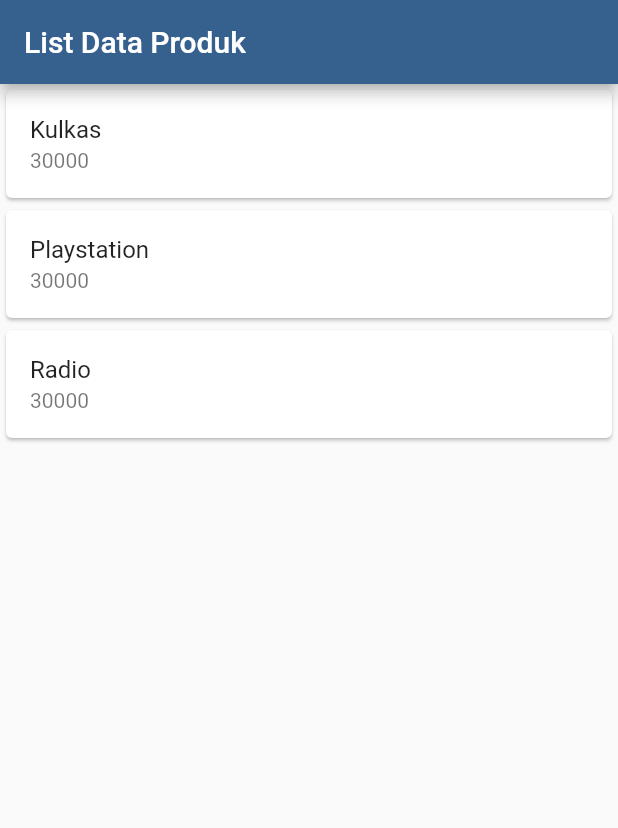
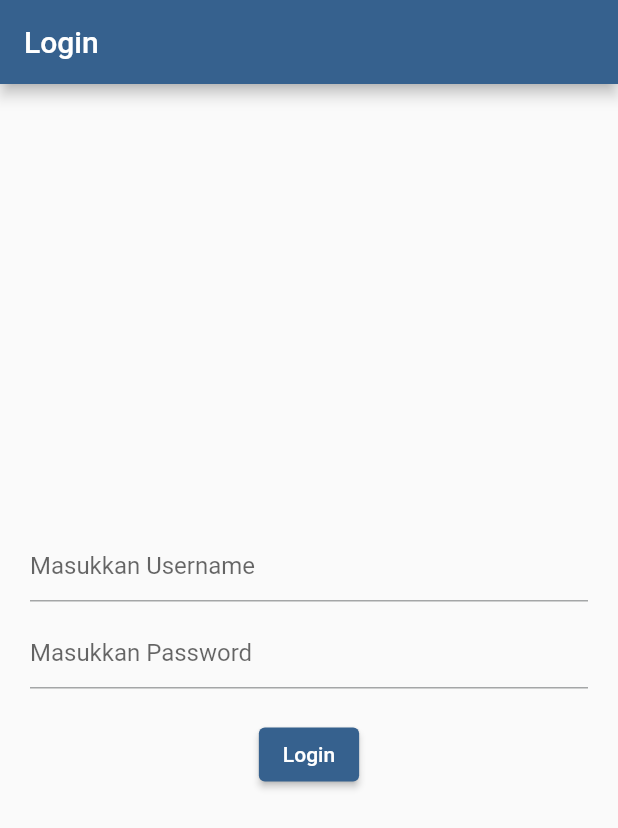
Before and after one commit to rrpbae/MobileLab26-H1D024020, a Flutter app: the screen it shows after launch, on a phone screen of 412 x 824 dp. Shown: the top 828 px of the screen. Run offline on Flutter 3.47's test engine with Material 3 defaults, Android fonts, the phone set to English and light mode, and no system bars; our stand-ins replace shared_preferences.

Commit message:
Perbaikan pembacaan localstorage username dan penyelesaian modul 3

```diff
--- /dev/null
+++ b/lib/login_page.dart
@@ -0,0 +1,85 @@
+import 'package:flutter/material.dart';
+import 'package:belajar_flutter/home_page.dart';
+import 'package:shared_preferences/shared_preferences.dart';
+
+class LoginPage extends StatefulWidget {
+  const LoginPage({super.key});
+
+  @override
+  State<LoginPage> createState() => _LoginPageState();
+}
+
+class _LoginPageState extends State<LoginPage> {
+  final TextEditingController _usernameController = TextEditingController();
+  final TextEditingController _passwordController = TextEditingController();
+
+  void _saveUsername() async {
+    SharedPreferences prefs = await SharedPreferences.getInstance();
+    await prefs.setString('username', _usernameController.text);
+  }
+
+  Widget _showInput(TextEditingController controller, String placeholder, bool isPassword) {
+    return TextField(
+      controller: controller,
+      obscureText: isPassword,
+      decoration: InputDecoration(
+        hintText: placeholder,
+      ),
+    );
+  }
+
+  void _showDialog(String pesan, Widget alamat) {
+    showDialog(
+      context: context,
+      builder: (context) {
+        return AlertDialog(
+          title: Text(pesan),
+          actions: [
+            TextButton(
+              child: const Text('OK'),
+              onPressed: () {
+                Navigator.pushReplacement(
+                  context,
+                  MaterialPageRoute(builder: (context) => alamat),
+                );
+              },
+            ),
+          ],
+        );
+      },
+    );
+  }
+
+  @override
+  Widget build(BuildContext context) {
+    return Scaffold(
+      appBar: AppBar(
+        title: const Text('Login'),
+      ),
+      body: Container(
+        padding: const EdgeInsets.all(20),
+        child: Column(
+          mainAxisAlignment: MainAxisAlignment.center,
+          children: [
+            _showInput(_usernameController, 'Masukkan Username', false),
+            const SizedBox(height: 10),
+            _showInput(_passwordController, 'Masukkan Password', true),
+            const SizedBox(height: 20),
+            ElevatedButton(
+              child: const Text('Login'),
+              onPressed: () {
+                if (_usernameController.text == 'admin' &&
+                    _passwordController.text == 'admin') {
+                  _saveUsername();
+                  _showDialog('Anda Berhasil Login', const HomePage());
+                } else {
+                  _showDialog('Username dan Password Salah', const LoginPage());
+                }
+              },
+            ),
+          ],
+        ),
+      ),
+    );
+  }
+}
--- a/lib/main.dart
+++ b/lib/main.dart
@@ -1,22 +1,22 @@
 import 'package:flutter/material.dart';
-import 'package:belajar_flutter/ui/produk_page.dart';
+import 'package:belajar_flutter/login_page.dart';
 
 void main() {
   runApp(const MyApp());
 }
 
 class MyApp extends StatelessWidget {
-  const MyApp({Key? key}) : super(key: key);
+  const MyApp({super.key});
 
   @override
   Widget build(BuildContext context) {
     return MaterialApp(
-      title: "Aplikasi Flutter Pertama",
+      title: 'Flutter Menu',
       theme: ThemeData(
         colorScheme: ColorScheme.fromSeed(seedColor: Colors.blue),
         useMaterial3: false,
       ),
-      home: const ProdukPage(),
+      home: const LoginPage(),
     );
   }
 }
--- a/pubspec.yaml
+++ b/pubspec.yaml
@@ -34,6 +34,7 @@ dependencies:
   # The following adds the Cupertino Icons font to your application.
   # Use with the CupertinoIcons class for iOS style icons.
   cupertino_icons: ^1.0.8
+  shared_preferences: ^2.0.17
 
 dev_dependencies:
   flutter_test:
```
Also changed, not shown: lib/about_page.dart (added, +19 -0 lines), lib/home_page.dart (added, +40 -0 lines), lib/sidemenu.dart (added, +40 -0 lines), pubspec.lock, 3 other files.
